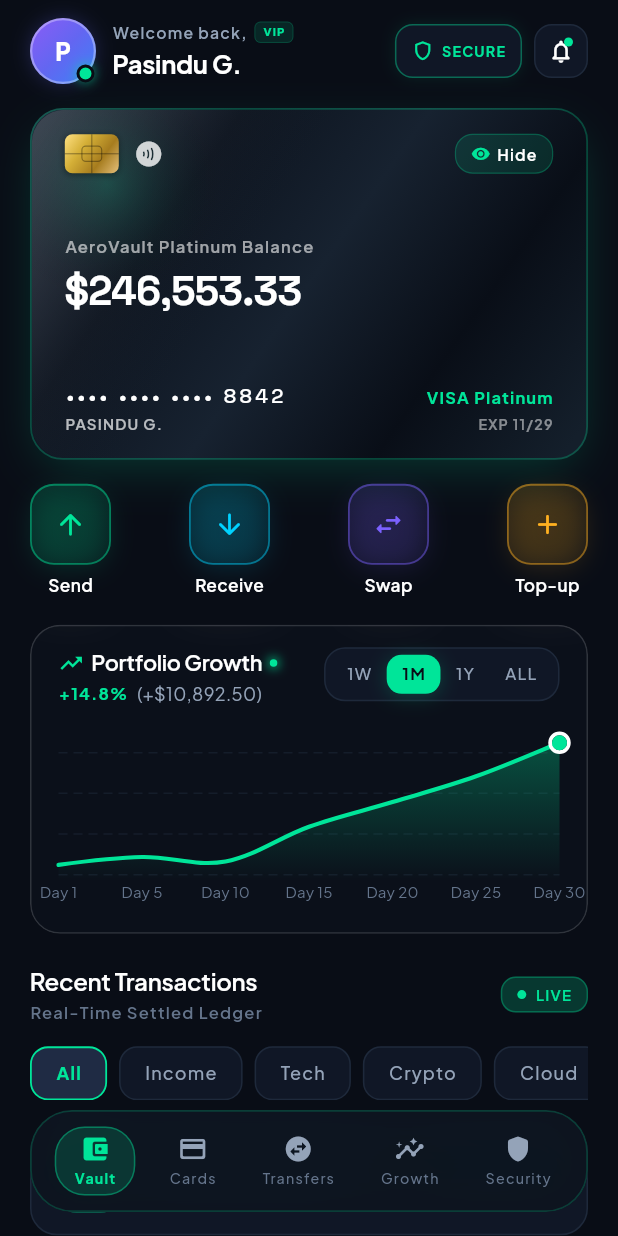
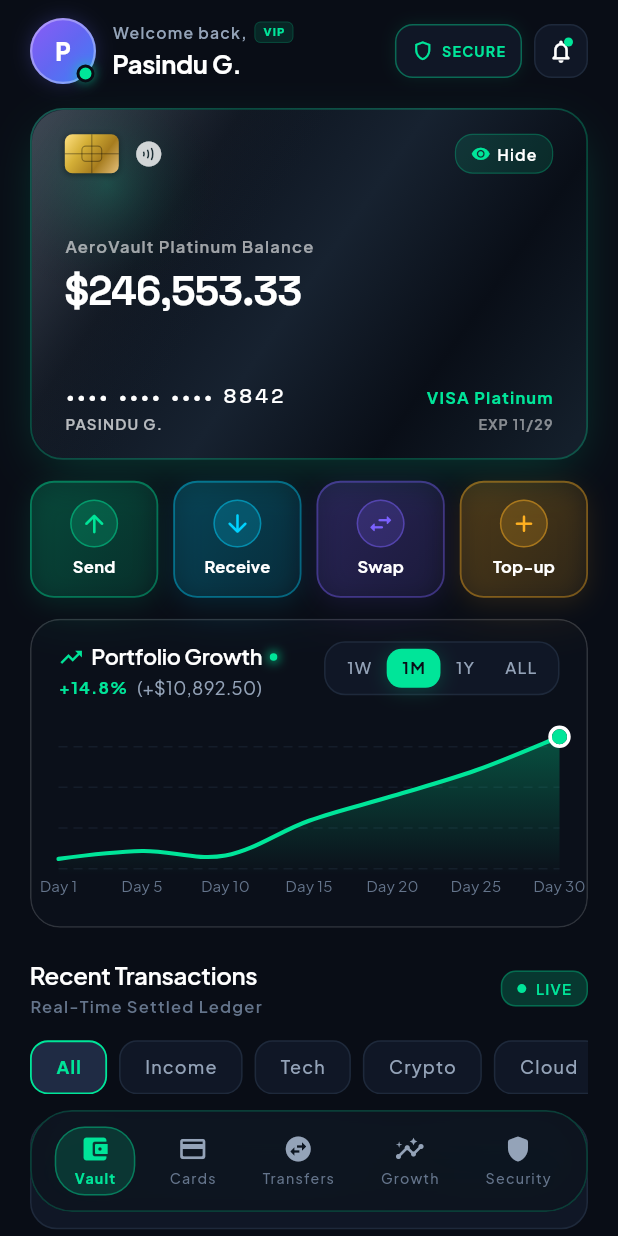
Before and after one commit to Prasasannab/aerovault-flutter-wallet, a Flutter app: the screen it shows after launch, on a phone screen of 412 x 824 dp. Run offline on Flutter 3.47's test engine with Material 3 defaults, Android fonts, the phone set to English and light mode, and no system bars; drawn by our look-alikes of fl_chart; our stand-ins replace dio, equatable, flutter_bloc, flutter_secure_storage, get_it, google_fonts and 1 more; missing offline and left inert: flutter_jailbreak_detection.

Commit message:
feat(ui): redesign quick actions to proportional glass cards with perfect grid alignment

```diff
--- a/lib/features/wallet/presentation/screens/dashboard_screen.dart
+++ b/lib/features/wallet/presentation/screens/dashboard_screen.dart
@@ -168,11 +168,11 @@ class _DashboardViewState extends State<_DashboardView> {
                     return _buildCardSkeleton();
                   },
                 ),
-                const SizedBox(height: 16),
+                const SizedBox(height: 14),
 
-                // 3. Tactile Quick Actions Bar
+                // 3. Proportional Quick Action Cards
                 const QuickActionsBar(),
-                const SizedBox(height: 18),
+                const SizedBox(height: 14),
 
                 // 4. Portfolio Growth Curve (Interactive fl_chart with Live Tip Dot)
                 BlocBuilder<AnalyticsBloc, AnalyticsState>(
--- a/lib/features/wallet/presentation/widgets/quick_actions_bar.dart
+++ b/lib/features/wallet/presentation/widgets/quick_actions_bar.dart
@@ -3,7 +3,8 @@ import '../../../../core/theme/app_colors.dart';
 import '../../../../core/theme/app_text_styles.dart';
 import '../../../../core/widgets/bounce_button.dart';
 
-/// Quick Action Buttons (Send, Receive, Swap, Top-up) with tactile micro-interactions
+/// Quick Action Cards (Send, Receive, Swap, Top-up)
+/// 100% horizontally aligned with equal proportional width and zero empty dead-zones
 class QuickActionsBar extends StatelessWidget {
   final VoidCallback? onSend;
   final VoidCallback? onReceive;
@@ -21,96 +22,121 @@ class QuickActionsBar extends StatelessWidget {
   @override
   Widget build(BuildContext context) {
     return Row(
-      mainAxisAlignment: MainAxisAlignment.spaceBetween,
       children: [
-        _buildActionButton(
+        Expanded(
+          child: _buildActionCard(
             context,
             icon: Icons.arrow_upward_rounded,
             label: 'Send',
             color: AppColors.emerald,
-          gradientColors: const [Color(0x2600E599), Color(0x0D00E599)],
             onTap: onSend ?? () => _showActionNotice(context, 'Send Multi-Currency / Crypto Transfer'),
           ),
-        _buildActionButton(
+        ),
+        const SizedBox(width: 10),
+        Expanded(
+          child: _buildActionCard(
             context,
             icon: Icons.arrow_downward_rounded,
             label: 'Receive',
             color: AppColors.cyan,
-          gradientColors: const [Color(0x2600D8F6), Color(0x0D00D8F6)],
             onTap: onReceive ?? () => _showActionNotice(context, 'Display Deposit QR & IBAN Details'),
           ),
-        _buildActionButton(
+        ),
+        const SizedBox(width: 10),
+        Expanded(
+          child: _buildActionCard(
             context,
             icon: Icons.swap_horiz_rounded,
             label: 'Swap',
             color: AppColors.violet,
-          gradientColors: const [Color(0x267B61FF), Color(0x0D7B61FF)],
             onTap: onSwap ?? () => _showActionNotice(context, 'Instant USD ↔ BTC / ETH Swap Engine'),
           ),
-        _buildActionButton(
+        ),
+        const SizedBox(width: 10),
+        Expanded(
+          child: _buildActionCard(
             context,
             icon: Icons.add_rounded,
             label: 'Top-up',
             color: const Color(0xFFFFB020),
-          gradientColors: const [Color(0x26FFB020), Color(0x0DFFB020)],
             onTap: onTopUp ?? () => _showActionNotice(context, 'Add Funds via Apple Pay or Bank Wire'),
+          ),
         ),
       ],
     );
   }
 
-  Widget _buildActionButton(
+  Widget _buildActionCard(
     BuildContext context, {
     required IconData icon,
     required String label,
     required Color color,
-    required List<Color> gradientColors,
     required VoidCallback onTap,
   }) {
     return BounceButton(
       scaleAmount: 0.94,
       onTap: onTap,
-      child: Column(
-        children: [
-          Container(
-            width: 54,
-            height: 54,
+      child: Container(
+        height: 78,
+        padding: const EdgeInsets.symmetric(vertical: 8),
         decoration: BoxDecoration(
+          color: const Color(0xFF101726), // Frosted obsidian surface
+          borderRadius: BorderRadius.circular(16),
+          border: Border.all(
+            color: color.withValues(alpha: 0.38),
+            width: 1.2,
+          ),
           gradient: LinearGradient(
             begin: Alignment.topLeft,
             end: Alignment.bottomRight,
-                colors: gradientColors,
-              ),
-              borderRadius: BorderRadius.circular(16),
-              border: Border.all(
-                color: color.withValues(alpha: 0.45),
-                width: 1.2,
+            colors: [
+              color.withValues(alpha: 0.18),
+              color.withValues(alpha: 0.04),
+            ],
           ),
           boxShadow: [
             BoxShadow(
-                  color: color.withValues(alpha: 0.15),
+              color: color.withValues(alpha: 0.12),
               blurRadius: 14,
-                  spreadRadius: -2,
               offset: const Offset(0, 4),
             ),
           ],
         ),
+        child: Column(
+          mainAxisAlignment: MainAxisAlignment.center,
+          children: [
+            Container(
+              width: 32,
+              height: 32,
+              decoration: BoxDecoration(
+                shape: BoxShape.circle,
+                color: color.withValues(alpha: 0.18),
+                border: Border.all(
+                  color: color.withValues(alpha: 0.45),
+                  width: 1,
+                ),
+              ),
               child: Icon(
                 icon,
                 color: color,
-              size: 22,
+                size: 19,
               ),
             ),
-          const SizedBox(height: 6),
+            const SizedBox(height: 5),
             Text(
               label,
-            style: AppTextStyles.bodySmall().copyWith(
-              fontWeight: FontWeight.w600,
-              fontSize: 11.5,
+              maxLines: 1,
+              overflow: TextOverflow.ellipsis,
+              style: AppTextStyles.label(
                 color: AppColors.textPrimary,
+                fontSize: 11,
+              ).copyWith(
+                fontWeight: FontWeight.w700,
+                letterSpacing: 0.2,
               ),
             ),
           ],
+        ),
       ),
     );
   }
```
Lines whose indentation alone changed are shown as unchanged.
